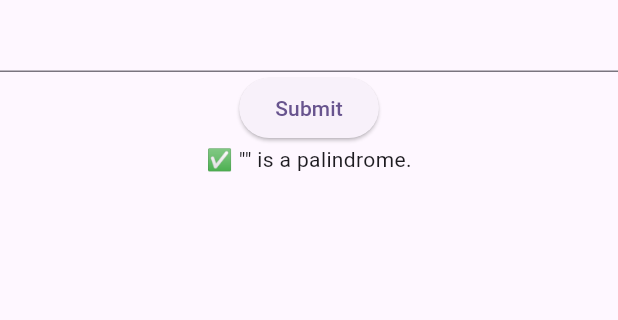
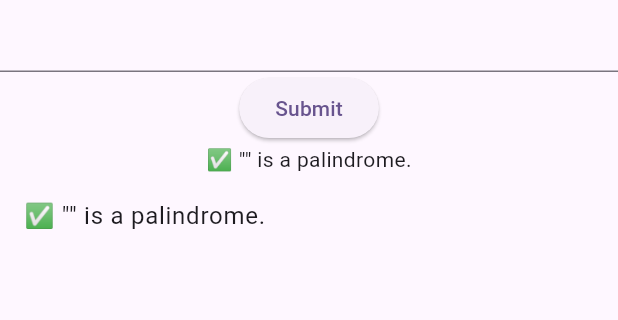
Before and after one commit to jojovibes/HerFuture_assesment, a Flutter app: the screen it shows after launch, after a tap on "Submit", on a phone screen of 412 x 824 dp, the part 84-404 px from its top. Run offline on Flutter 3.47's test engine with Material 3 defaults, Android fonts, the phone set to English and light mode, and no system bars.

Commit message:
enter also submits input text

```diff
--- a/palindrome_checker_app/lib/main.dart
+++ b/palindrome_checker_app/lib/main.dart
@@ -61,9 +61,14 @@ class _MyHomePageState extends State<MyHomePage> {
         children:[
           TextField(
             controller: _controller,
+            onSubmitted: (_) => _checkPalindrome(),
           ),
           ElevatedButton(onPressed: _checkPalindrome, child: const Text('Submit')),
           Text(_result),
+          ListView(
+            shrinkWrap: true,
+            children: _history.map((item) => ListTile(title: Text(item))).toList(),
+          ),
         ],
       ),
     );
```
